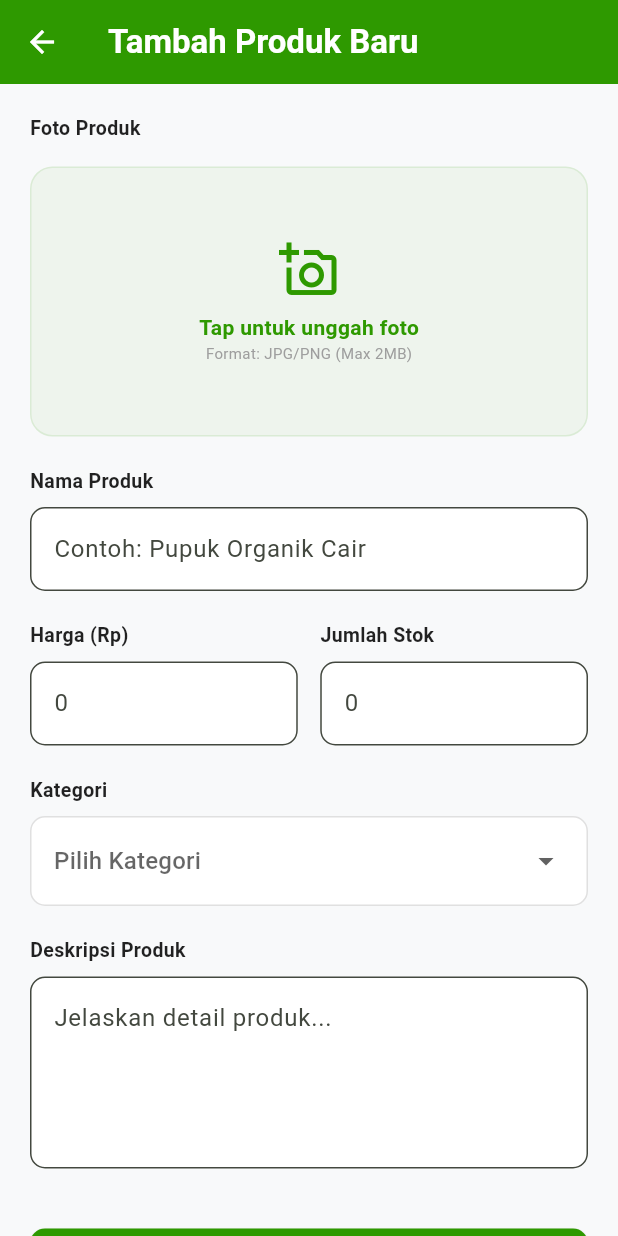
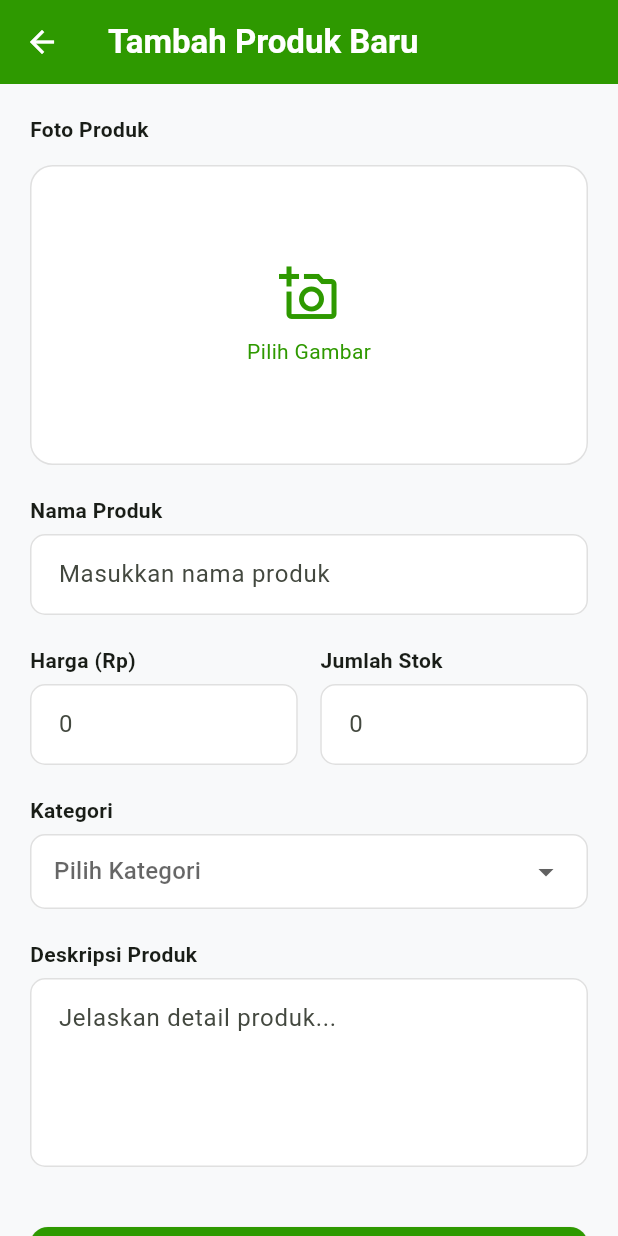
Before and after one commit to devadwikumara-sudo/flutter_application_mbahmeth, a Flutter app: the ProductCreatePage screen opened directly, on a phone screen of 412 x 824 dp. Run offline on Flutter 3.47's test engine with Material 3 defaults, Android fonts, the phone set to English and light mode, and no system bars; our stand-ins replace image_picker, shared_preferences; accounts and stored records are empty.

Commit message:
Refactor product creation page for better image handling

```diff
--- a/lib/admin/admin_crud/presentation/pages/product_create_page.dart
+++ b/lib/admin/admin_crud/presentation/pages/product_create_page.dart
@@ -1,7 +1,9 @@
+import 'dart:typed_data';
+import 'package:flutter/foundation.dart'; // Untuk kIsWeb
 import 'package:flutter/material.dart';
-import 'package:flutter_application_mbahmeth/admin/admin_crud/data/product_service.dart';
+import 'package:image_picker/image_picker.dart';
 import 'package:flutter_application_mbahmeth/models/modelsadmin/product_model.dart';
-import 'package:image_picker/image_picker.dart';
+import 'package:flutter_application_mbahmeth/services/api_service.dart';
 
 class ProductCreatePage extends StatefulWidget {
   const ProductCreatePage({super.key});
@@ -20,32 +22,49 @@ class _ProductCreatePageState extends State<ProductCreatePage> {
   final _descController = TextEditingController();
 
   String? _selectedCategory;
-
-  // Variabel untuk menampung file gambar yang dipilih
   XFile? _selectedImage;
+  Uint8List? _webImage; // Khusus preview di Flutter Web
   final ImagePicker _picker = ImagePicker();
 
-  //  Membuka File Explorer untuk pilih gambar
+  // Membuka File Explorer/Gallery
   Future<void> _pickImage() async {
     final XFile? image = await _picker.pickImage(
-      source: ImageSource.gallery, // Membuka folder di laptop/PC
+      source: ImageSource.gallery,
     );
 
     if (image != null) {
+      if (kIsWeb) {
+        // Baca bytes agar bisa tampil di browser
+        final bytes = await image.readAsBytes();
+        setState(() {
+          _webImage = bytes;
+          _selectedImage = image;
+        });
+      } else {
         setState(() {
           _selectedImage = image;
         });
       }
     }
+  }
 
   void _saveData() async {
-    // Validasi: Pastikan field penting dan GAMBAR sudah dipilih
-    if (_nameController.text.isEmpty || _priceController.text.isEmpty || _selectedImage == null) {
+    // Validasi input
+    if (_nameController.text.isEmpty ||
+        _priceController.text.isEmpty ||
+        _selectedImage == null) {
       ScaffoldMessenger.of(context).showSnackBar(
         const SnackBar(content: Text("Nama, Harga, dan Foto wajib diisi!")),
       );
       return;
     }
+
+    // Tampilkan Loading Overlay
+    showDialog(
+      context: context,
+      barrierDismissible: false,
+      builder: (context) => const Center(child: CircularProgressIndicator()),
+    );
 
     // 1. Bungkus data ke dalam Model
     final newProduct = ProductModel(
@@ -54,24 +73,30 @@ class _ProductCreatePageState extends State<ProductCreatePage> {
       stock: int.tryParse(_stockController.text) ?? 0,
       description: _descController.text,
       category: _selectedCategory,
-      imagePath: _selectedImage!.name, // Mengambil nama asli file (misal: pupuk.jpg)
+      imagePath: _selectedImage!.name,
     );
 
-    // 2. Kirim data dan file ke ProductService
-    // Pastikan kamu sudah mengupdate fungsi addProduct di product_service.dart
-    bool success = await ProductService().addProduct(newProduct, _selectedImage);
+    // 2. Kirim ke ApiService
+    bool success = await ApiService().addProduct(
+      newProduct,
+      _selectedImage,
+    );
+
+    if (mounted) Navigator.pop(context); // Tutup loading
 
     if (success) {
       if (mounted) {
         ScaffoldMessenger.of(context).showSnackBar(
           const SnackBar(content: Text("Produk Berhasil Ditambah!")),
         );
-        Navigator.pop(context);
+        Navigator.pop(context, true); // Kembali ke list & refresh
       }
     } else {
+      if (mounted) {
         ScaffoldMessenger.of(context).showSnackBar(
           const SnackBar(content: Text("Gagal menyimpan ke database!")),
         );
+      }
     }
   }
 
@@ -81,8 +106,11 @@ class _ProductCreatePageState extends State<ProductCreatePage> {
       backgroundColor: const Color(0xFFF8F9FA),
       appBar: AppBar(
         backgroundColor: primaryGreen,
-        title: const Text('Tambah Produk Baru',
-          style: TextStyle(color: Colors.white, fontWeight: FontWeight.bold)),
+        elevation: 0,
+        title: const Text(
+          'Tambah Produk Baru',
+          style: TextStyle(color: Colors.white, fontWeight: FontWeight.bold),
+        ),
         leading: IconButton(
           icon: const Icon(Icons.arrow_back, color: Colors.white),
           onPressed: () => Navigator.pop(context),
@@ -98,14 +126,14 @@ class _ProductCreatePageState extends State<ProductCreatePage> {
 
             // AREA PILIH FOTO
             GestureDetector(
-              onTap: _pickImage, // Klik untuk pilih file beneran
+              onTap: _pickImage,
               child: Container(
                 width: double.infinity,
-                height: 180,
+                height: 200,
                 decoration: BoxDecoration(
-                  color: primaryGreen.withOpacity(0.05),
+                  color: Colors.white,
                   borderRadius: BorderRadius.circular(15),
-                  border: Border.all(color: primaryGreen.withOpacity(0.1)),
+                  border: Border.all(color: Colors.grey.shade300),
                 ),
                 child: _selectedImage == null
                     ? Column(
@@ -113,24 +141,21 @@ class _ProductCreatePageState extends State<ProductCreatePage> {
                         children: [
                           Icon(Icons.add_a_photo_outlined, color: primaryGreen, size: 40),
                           const SizedBox(height: 8),
-                        Text("Tap untuk unggah foto",
-                          style: TextStyle(color: primaryGreen, fontWeight: FontWeight.bold)),
-                        const Text("Format: JPG/PNG (Max 2MB)", style: TextStyle(fontSize: 10, color: Colors.grey)),
+                          Text("Pilih Gambar", style: TextStyle(color: primaryGreen)),
                         ],
                       )
                     : ClipRRect(
                         borderRadius: BorderRadius.circular(15),
-                      child: Image.network( // Preview gambar di Web
-                        _selectedImage!.path,
-                        fit: BoxFit.cover,
-                      ),
+                        child: kIsWeb
+                            ? Image.memory(_webImage!, fit: BoxFit.cover)
+                            : Image.network(_selectedImage!.path, fit: BoxFit.cover),
                       ),
               ),
             ),
 
             const SizedBox(height: 20),
             _buildLabel("Nama Produk"),
-            _buildTextField("Contoh: Pupuk Organik Cair", _nameController),
+            _buildTextField("Masukkan nama produk", _nameController),
 
             const SizedBox(height: 20),
             Row(
@@ -163,20 +188,26 @@ class _ProductCreatePageState extends State<ProductCreatePage> {
 
             const SizedBox(height: 20),
             _buildLabel("Deskripsi Produk"),
-            _buildTextField("Jelaskan detail produk...", _descController, maxLines: 4),
+            _buildTextField(
+              "Jelaskan detail produk...",
+              _descController,
+              maxLines: 4,
+            ),
 
             const SizedBox(height: 40),
             SizedBox(
               width: double.infinity,
-              height: 50,
+              height: 55,
               child: ElevatedButton.icon(
                 onPressed: _saveData,
-                icon: const Icon(Icons.save_outlined, color: Colors.white),
-                label: const Text('Simpan Produk',
-                  style: TextStyle(fontSize: 18, fontWeight: FontWeight.bold, color: Colors.white)),
+                icon: const Icon(Icons.save, color: Colors.white),
+                label: const Text(
+                  'SIMPAN PRODUK',
+                  style: TextStyle(fontSize: 16, fontWeight: FontWeight.bold, color: Colors.white),
+                ),
                 style: ElevatedButton.styleFrom(
                   backgroundColor: primaryGreen,
-                  shape: RoundedRectangleBorder(borderRadius: BorderRadius.circular(10)),
+                  shape: RoundedRectangleBorder(borderRadius: BorderRadius.circular(12)),
                 ),
               ),
             ),
@@ -186,11 +217,12 @@ class _ProductCreatePageState extends State<ProductCreatePage> {
     );
   }
 
-  // --- WIDGET HELPER ---
+  // --- WIDGET HELPERS ---
+
   Widget _buildLabel(String text) {
     return Padding(
-      padding: const EdgeInsets.only(bottom: 8.0),
-      child: Text(text, style: const TextStyle(fontWeight: FontWeight.bold, color: Colors.black87, fontSize: 13)),
+      padding: const EdgeInsets.only(bottom: 6),
+      child: Text(text, style: const TextStyle(fontWeight: FontWeight.bold, fontSize: 14)),
     );
   }
 
@@ -203,15 +235,27 @@ class _ProductCreatePageState extends State<ProductCreatePage> {
         hintText: hint,
         filled: true,
         fillColor: Colors.white,
-        border: OutlineInputBorder(borderRadius: BorderRadius.circular(10), borderSide: BorderSide(color: Colors.grey.shade300)),
+        contentPadding: const EdgeInsets.symmetric(horizontal: 15, vertical: 15),
+        border: OutlineInputBorder(
+          borderRadius: BorderRadius.circular(10),
+          borderSide: BorderSide(color: Colors.grey.shade300),
+        ),
+        enabledBorder: OutlineInputBorder(
+          borderRadius: BorderRadius.circular(10),
+          borderSide: BorderSide(color: Colors.grey.shade300),
+        ),
       ),
     );
   }
 
   Widget _buildDropdownField(String hint) {
     return Container(
-      padding: const EdgeInsets.symmetric(horizontal: 15, vertical: 5),
-      decoration: BoxDecoration(color: Colors.white, borderRadius: BorderRadius.circular(10), border: Border.all(color: Colors.grey.shade300)),
+      padding: const EdgeInsets.symmetric(horizontal: 15),
+      decoration: BoxDecoration(
+        color: Colors.white,
+        borderRadius: BorderRadius.circular(10),
+        border: Border.all(color: Colors.grey.shade300),
+      ),
       child: DropdownButtonHideUnderline(
         child: DropdownButton<String>(
           value: _selectedCategory,
```
Lines whose indentation alone changed are shown as unchanged.
